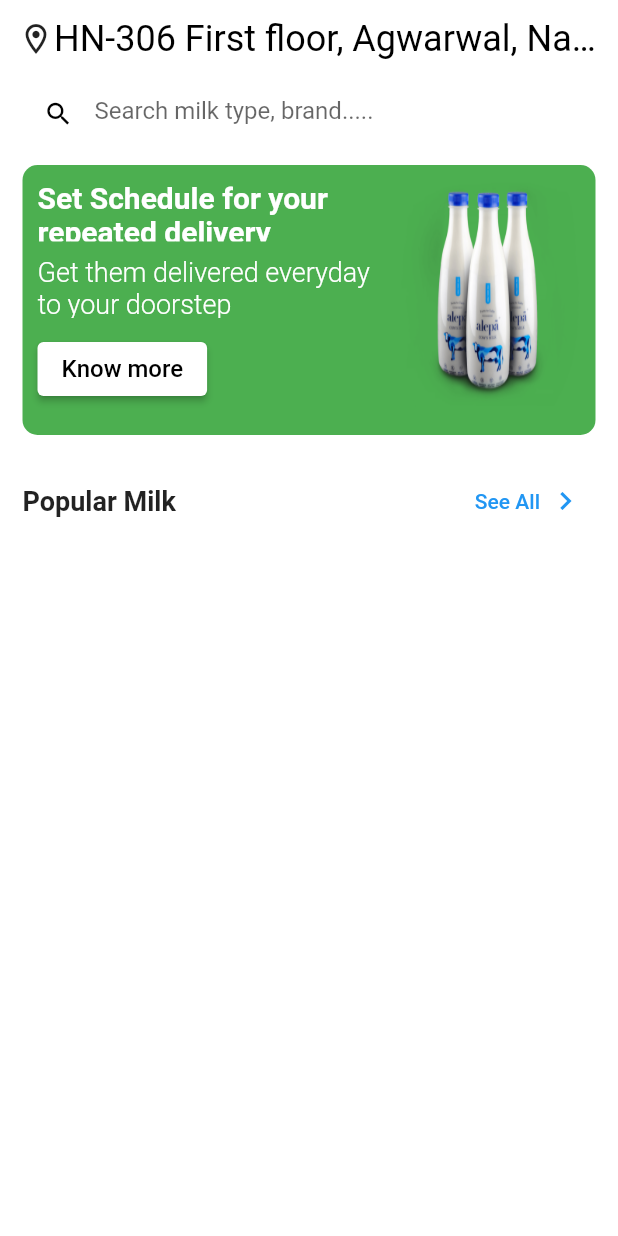
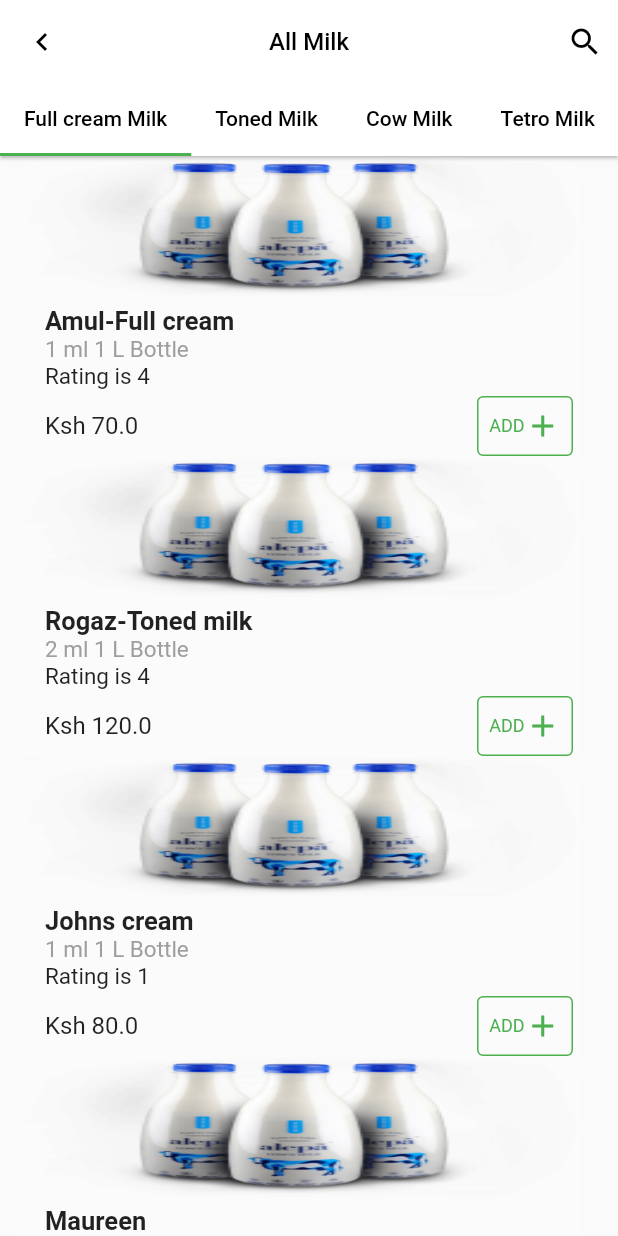
Before and after one commit to johnniembugua/milk_delivery_app, a Flutter app: the HomePage screen opened directly, after a tap on "See All", on a phone screen of 412 x 824 dp. Run offline on Flutter 3.47's test engine with Material 2 defaults, Android fonts, the phone set to English and light mode, and no system bars; our stand-ins replace get; statements that could not run were skipped.

Commit message:
full cream milk screen

```diff
--- a/lib/Controllers/product_Controller.dart
+++ b/lib/Controllers/product_Controller.dart
@@ -11,7 +11,7 @@
   }
 
   void fetchProducts() async {
-    await Future.delayed(Duration(seconds: 5));
+    await Future.delayed(Duration(seconds: 1));
     var response = [
       Product(
         'assets/images/milk5.png',
--- a/lib/pages/home/home_page.dart
+++ b/lib/pages/home/home_page.dart
@@ -3,6 +3,7 @@
 
 import 'package:milk_delivery/pages/Reusables/custom_text.dart';
 import 'package:milk_delivery/pages/home/home_controller.dart';
+import 'package:milk_delivery/pages/home/widgets/all_milk.dart';
 import 'package:milk_delivery/pages/home/widgets/popular_milk.dart';
 
 class HomePage extends GetView<HomePageController> {
@@ -145,7 +146,19 @@
                     style: TextStyle(fontSize: 18, fontWeight: FontWeight.w600),
                   ),
                   TextButton(
-                      onPressed: () {},
+                      style: ButtonStyle(
+                        // side: MaterialStateProperty.all(
+                        //     BorderSide(
+                        //         width: 1,
+                        //         color: Colors.green)),
+                        foregroundColor:
+                            MaterialStateProperty.all(Colors.green),
+                        textStyle:
+                            MaterialStateProperty.all(TextStyle(fontSize: 15)),
+                      ),
+                      onPressed: () {
+                        Get.to(() => AllMilk());
+                      },
                       child: Row(
                         children: [
                           Text('See All'),
@@ -167,6 +180,34 @@
               width: double.infinity,
               height: 210,
               child: PopularMilk(),
+            ),
+            Container(
+              margin: const EdgeInsets.only(left: 10, right: 10),
+              width: double.infinity,
+              // height: 70,
+              decoration: BoxDecoration(
+                borderRadius: BorderRadius.circular(10),
+                color: Colors.blue.shade100,
+              ),
+              child: Row(
+                children: [
+                  Icon(
+                    Icons.shopping_cart_outlined,
+                    color: Colors.green,
+                  ),
+                  SizedBox(
+                    width: 10.0,
+                  ),
+                  Flexible(
+                    child: Text(
+                      'Order before 2pm and get deiver by 8pm the same day or Order by 12midnight and get deliver by 8 AM the next day',
+                      maxLines: 4,
+                      overflow: TextOverflow.ellipsis,
+                      style: TextStyle(color: Colors.green),
+                    ),
+                  )
+                ],
+              ),
             )
           ],
         ),
--- /dev/null
+++ b/lib/pages/home/widgets/all_milk.dart
@@ -0,0 +1,178 @@
+import 'package:flutter/material.dart';
+import 'package:get/get.dart';
+
+import 'full_cream_milk.dart';
+
+class AllMilk extends StatelessWidget {
+  const AllMilk({Key? key}) : super(key: key);
+
+  @override
+  Widget build(BuildContext context) {
+    return DefaultTabController(
+      length: 5,
+      child: Scaffold(
+        appBar: AppBar(
+          title: Text('All Milk',
+              style: TextStyle(fontSize: 16, color: Colors.black)),
+          centerTitle: true,
+          elevation: 1,
+          backgroundColor: Colors.white,
+          leading: GestureDetector(
+            onTap: () {
+              Get.back();
+            },
+            child: Icon(
+              Icons.chevron_left,
+              color: Colors.black,
+            ),
+          ),
+          actions: [
+            Icon(
+              Icons.search,
+              color: Colors.black,
+            ),
+            SizedBox(width: 10),
+          ],
+          bottom: TabBar(
+            indicatorColor: Colors.green,
+            isScrollable: true,
+            tabs: [
+              Tab(
+                  child: Text(
+                'Full cream Milk',
+                style: TextStyle(color: Colors.black),
+              )),
+              Tab(
+                  child: Text(
+                'Toned Milk',
+                style: TextStyle(color: Colors.black),
+              )),
+              Tab(
+                  child: Text(
+                'Cow Milk',
+                style: TextStyle(color: Colors.black),
+              )),
+              Tab(
+                  child: Text(
+                'Tetro Milk',
+                style: TextStyle(color: Colors.black),
+              )),
+              Tab(
+                  child: Text(
+                'Farmented Milk',
+                style: TextStyle(color: Colors.black),
+              )),
+            ],
+          ),
+        ),
+        body: TabBarView(
+          children: <Widget>[
+            Container(
+              margin: const EdgeInsets.only(left: 15, right: 15),
+              width: double.infinity,
+              // height: double.infinity,
+              child: FullCreamMilk(),
+            ),
+            Icon(Icons.directions_transit, size: 350),
+            Icon(Icons.directions_car, size: 350),
+            Icon(Icons.directions_bike, size: 350),
+            Icon(Icons.directions_boat, size: 350),
+          ],
+        ),
+      ),
+    );
+  }
+}
+
+// class FullCreamMilk extends StatelessWidget {
+//   const FullCreamMilk({
+//     Key? key,
+//   }) : super(key: key);
+
+//   @override
+//   Widget build(BuildContext context) {
+//     return Container(
+//       child: Column(
+//         crossAxisAlignment: CrossAxisAlignment.start,
+//         children: [
+//           Padding(
+//             padding:
+//                 const EdgeInsets.only(top: 10, bottom: 10, right: 10, left: 10),
+//             child: Row(
+//               mainAxisAlignment: MainAxisAlignment.spaceBetween,
+//               children: [
+//                 Text('12 items'),
+//                 Row(
+//                   children: [
+//                     Icon(Icons.filter_list_alt),
+//                     Text('Filters'),
+//                   ],
+//                 )
+//               ],
+//             ),
+//           ),
+//           Card(
+//               child: Row(
+//             children: [
+//               Expanded(
+//                   flex: 1,
+//                   child: Container(
+//                     height: 100,
+//                     decoration: BoxDecoration(
+//                         image: DecorationImage(
+//                             image: AssetImage('assets/images/milk5.png'),
+//                             fit: BoxFit.fill)),
+//                   )),
+//               Expanded(
+//                   flex: 2,
+//                   child: Column(
+//                     crossAxisAlignment: CrossAxisAlignment.start,
+//                     children: [
+//                       Text('Rogaz-Full cream milk'),
+//                       Row(
+//                         children: [
+//                           Text('500 Ml 1 L Bottle *'),
+//                           Icon(
+//                             Icons.star,
+//                             color: Colors.yellow,
+//                           ),
+//                           Text('4.2'),
+//                         ],
+//                       ),
+//                       Row(
+//                         mainAxisAlignment: MainAxisAlignment.spaceBetween,
+//                         children: [
+//                           Text('Ksh 80'),
+//                           Container(
+//                               margin: EdgeInsets.all(5),
+//                               decoration: BoxDecoration(
+//                                   border: Border(
+//                                       bottom: BorderSide(width: 0.5),
+//                                       right: BorderSide(width: 0.5),
+//                                       top: BorderSide(width: 0.5),
+//                                       left: BorderSide(width: 0.5))),
+//                               child: Row(
+//                                 children: [
+//                                   GestureDetector(
+//                                       onTap: () {}, child: Icon(Icons.remove)),
+//                                   Container(
+//                                       color: Colors.green.shade100,
+//                                       child: Padding(
+//                                         padding: const EdgeInsets.all(6.0),
+//                                         child: Text('1'),
+//                                       )),
+//                                   GestureDetector(
+//                                       onTap: () {}, child: Icon(Icons.add))
+//                                 ],
+//                               ))
+//                         ],
+//                       )
+//                     ],
+//                   )),
+//             ],
+//           ))
+//         ],
+//       ),
+//     );
+//   }
+// }
--- /dev/null
+++ b/lib/pages/home/widgets/full_cream_milk.dart
@@ -0,0 +1,116 @@
+import 'package:flutter/material.dart';
+import 'package:get/get.dart';
+import 'package:milk_delivery/Controllers/product_Controller.dart';
+
+class FullCreamMilk extends StatelessWidget {
+  final c = Get.put(ProductController());
+
+  @override
+  Widget build(BuildContext context) {
+    return Container(
+      child: GetX<ProductController>(
+          builder: (controller) => ListView.builder(
+              scrollDirection: Axis.vertical,
+              itemCount: controller.products.length,
+              itemBuilder: (context, index) => Container(
+                    height: 200,
+                    width: MediaQuery.of(context).size.width,
+                    margin: EdgeInsets.only(right: 10),
+                    decoration: BoxDecoration(
+                      color: Colors.white12,
+                      borderRadius: BorderRadius.only(
+                          topLeft: Radius.circular(20),
+                          topRight: Radius.circular(20.0)),
+                    ),
+                    child: Column(
+                      crossAxisAlignment: CrossAxisAlignment.start,
+                      children: [
+                        Expanded(
+                          child: Container(
+                            height: 100,
+                            decoration: BoxDecoration(
+                                borderRadius: BorderRadius.only(
+                                  topLeft: Radius.circular(20.0),
+                                  topRight: Radius.circular(20.0),
+                                ),
+                                image: DecorationImage(
+                                    image: AssetImage(
+                                        '${controller.products[index].imageUrl}'),
+                                    fit: BoxFit.fill)),
+                          ),
+                        ),
+                        Expanded(
+                            child: Container(
+                          height: 100,
+                          padding: EdgeInsets.only(left: 15, right: 5),
+                          child: Column(
+                            mainAxisAlignment: MainAxisAlignment.start,
+                            crossAxisAlignment: CrossAxisAlignment.start,
+                            children: [
+                              Text(
+                                '${controller.products[index].title}',
+                                maxLines: 1,
+                                overflow: TextOverflow.ellipsis,
+                                style: TextStyle(
+                                    fontSize: 17, fontWeight: FontWeight.bold),
+                              ),
+                              Text(
+                                '${controller.products[index].litres} ml 1 L Bottle'
+                                    .toString(),
+                                style: TextStyle(
+                                    fontSize: 15,
+                                    fontWeight: FontWeight.w400,
+                                    color: Colors.grey),
+                              ),
+                              Text(
+                                'Rating is ${controller.products[index].rating}'
+                                    .toString(),
+                                style: TextStyle(fontSize: 15),
+                              ),
+                              Row(
+                                mainAxisAlignment:
+                                    MainAxisAlignment.spaceBetween,
+                                children: [
+                                  Text(
+                                    'Ksh ${controller.products[index].price}'
+                                        .toString(),
+                                    style: TextStyle(fontSize: 16),
+                                  ),
+                                  Row(
+                                    children: [
+                                      TextButton(
+                                          style: ButtonStyle(
+                                            side: MaterialStateProperty.all(
+                                                BorderSide(
+                                                    width: 1,
+                                                    color: Colors.green)),
+                                            foregroundColor:
+                                                MaterialStateProperty.all(
+                                                    Colors.green),
+                                            textStyle:
+                                                MaterialStateProperty.all(
+                                                    TextStyle(fontSize: 15)),
+                                          ),
+                                          onPressed: () {},
+                                          child: Row(children: [
+                                            Text(
+                                              'ADD',
+                                              style: TextStyle(
+                                                  fontSize: 12,
+                                                  fontWeight: FontWeight.w400),
+                                            ),
+                                            Icon(Icons.add),
+                                          ])),
+                                    ],
+                                  )
+                                ],
+                              )
+                            ],
+                          ),
+                        ))
+                      ],
+                    ),
+                  ))),
+    );
+  }
+}
--- a/lib/pages/home/widgets/popular_milk.dart
+++ b/lib/pages/home/widgets/popular_milk.dart
@@ -50,7 +50,8 @@
                               '${controller.products[index].title}',
                               maxLines: 1,
                               overflow: TextOverflow.ellipsis,
-                              style: TextStyle(fontSize: 14),
+                              style: TextStyle(
+                                  fontSize: 17, fontWeight: FontWeight.bold),
                             ),
                             Text(
                               '${controller.products[index].litres} ml 1 L Bottle'
@@ -88,18 +89,15 @@
                                               TextStyle(fontSize: 15)),
                                         ),
                                         onPressed: () {},
-                                        child: Padding(
-                                            padding: EdgeInsets.all(10),
                                         child: Row(children: [
                                           Text(
                                             'ADD',
                                             style: TextStyle(
-                                                    fontSize: 15,
-                                                    fontWeight:
-                                                        FontWeight.bold),
+                                                fontSize: 12,
+                                                fontWeight: FontWeight.w400),
                                           ),
                                           Icon(Icons.add),
-                                            ]))),
+                                        ])),
                                   ],
                                 )
                               ],
```
Lines whose indentation alone changed are shown as unchanged.
